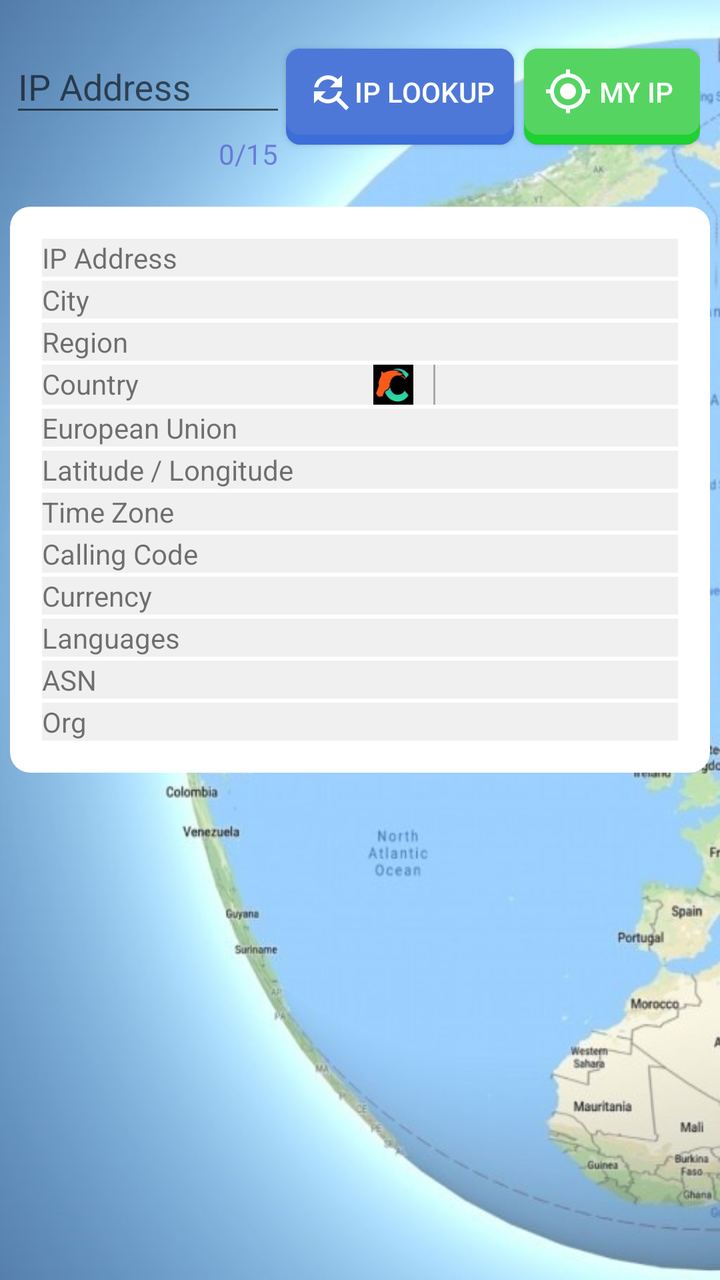
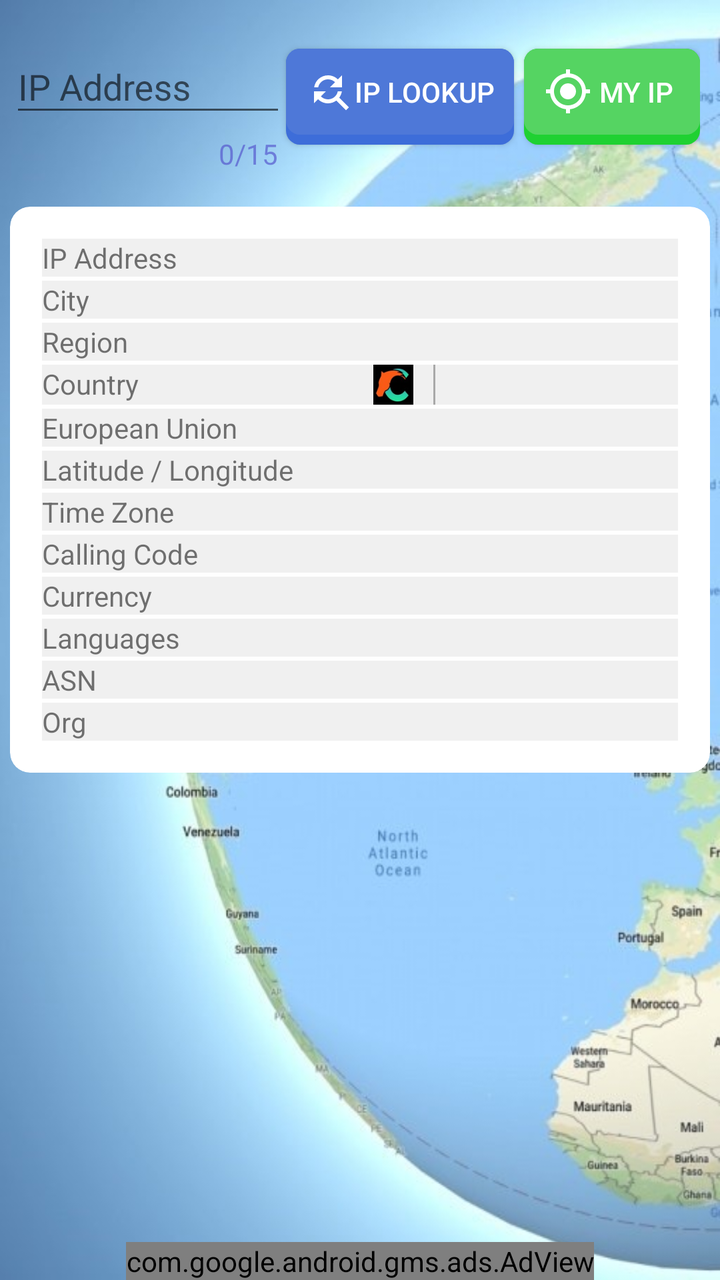

Screens rendered from an Android XML layout before and after an edit, with the pre-edit source and the edit as a unified diff.
<!-- AndroidManifest.xml: application theme Theme.AppCompat.Light.DarkActionBar -->
<!-- res/layout/activity_main.xml -->
<?xml version="1.0" encoding="utf-8"?>
<RelativeLayout xmlns:android="http://schemas.android.com/apk/res/android"
    xmlns:app="http://schemas.android.com/apk/res-auto"
    xmlns:tools="http://schemas.android.com/tools"
    android:layout_width="match_parent"
    android:layout_height="match_parent"
    android:background="@drawable/globe"
    tools:context=".MainActivity">
    <androidx.cardview.widget.CardView
        android:id="@+id/CardView1"
        android:layout_width="match_parent"
        android:layout_height="wrap_content"
        app:cardBackgroundColor="#0000ffff"
        app:cardCornerRadius="10dp"
        app:cardElevation="0dp"
        app:cardUseCompatPadding="true">
        <TableLayout
            android:layout_width="match_parent"
            android:layout_height="match_parent"
            android:layout_marginTop="5dp"
            android:layout_marginBottom="5dp"
            android:layout_marginEnd="5dp"
            >

            <TableRow
                android:gravity="start">
                <com.google.android.material.textfield.TextInputLayout
                    android:layout_width="match_parent"
                    android:layout_height="wrap_content"
                    app:counterEnabled="true"
                    app:counterMaxLength="15"
                    android:layout_column="0"
                    android:layout_weight="1"
                    app:counterTextAppearance="@style/counterText"
                    app:counterOverflowTextAppearance="@style/counterOverride">
                    <EditText
                        android:layout_width="wrap_content"
                        android:layout_height="wrap_content"
                        android:layout_centerHorizontal="true"
                        android:layout_centerVertical="true"
                        android:ems="10"
                        android:id="@+id/_ip"
                        android:hint="@string/ip" />
                </com.google.android.material.textfield.TextInputLayout>
                <Button
                    android:background="@drawable/blue_button"
                    android:textColor="#ffff"
                    android:drawableStart="@drawable/ic_baseline_find_replace_24"
                    android:id="@+id/ip_lookup"
                    android:text="@string/ip_lookup"/>
                <Button
                    android:background="@drawable/green_button"
                    android:textColor="#ffff"
                    android:drawableStart="@drawable/ic_baseline_my_location_24"
                    android:layout_marginStart="5dp"
                    android:id="@+id/my_ip"
                    android:text="@string/my_ip"/>

            </TableRow>
            <TableRow
                android:gravity="end"
                android:visibility="gone"
                android:id="@+id/map_tab">
                <Button
                    android:background="@drawable/red_button"
                    android:textColor="#ffff"
                    android:drawableStart="@drawable/ic_baseline_map_24"
                    android:layout_column="0"
                    android:layout_width="match_parent"
                    android:id="@+id/map"
                    android:text="@string/map"/>
            </TableRow>
        </TableLayout>
    </androidx.cardview.widget.CardView>
    <androidx.constraintlayout.widget.ConstraintLayout
        android:layout_below="@+id/CardView1"
        android:id="@+id/constraintLayout"
        android:layout_width="match_parent"
        android:layout_height="match_parent"
        android:layout_marginBottom="150dp">
        <ScrollView
            android:layout_width="match_parent"
            android:layout_height="match_parent">
            <androidx.cardview.widget.CardView
                android:layout_width="match_parent"
                android:layout_height="wrap_content"
                app:cardBackgroundColor="#fff"
                app:cardCornerRadius="10dp"
                app:cardElevation="0dp"
                app:cardUseCompatPadding="true">
                <TableLayout
                    android:layout_width="match_parent"
                    android:layout_height="match_parent"
                    android:layout_margin="15dp">
                    <TableRow
                        android:id="@+id/reason_tab"
                        android:visibility="gone"
                        android:background="#f0f0f0"
                        android:layout_margin="1dp"
                        >

                        <TextView
                            android:layout_width="wrap_content"
                            android:layout_height="wrap_content"
                            android:layout_column="0"
                            />

                        <TextView
                            android:textSize="16dp"
                            android:textColor="@color/Red"
                            android:id="@+id/reason"
                            android:layout_width="0dp"
                            android:layout_height="wrap_content"
                            android:layout_column="2"
                            android:layout_weight="1" />
                    </TableRow>
                    <TableRow
                        android:id="@+id/ip_tab"
                        android:background="#f0f0f0"
                        android:layout_margin="1dp"
                        >
                        <TextView
                            android:layout_width="wrap_content"
                            android:layout_height="wrap_content"
                            android:layout_column="0"
                            android:text="@string/ip" />
                        <TextView
                            android:layout_width="40dp"
                            android:layout_height="wrap_content"
                            android:layout_column="1"
                            />
                        <TextView
                            android:id="@+id/ip"
                            android:layout_width="0dp"
                            android:layout_height="wrap_content"
                            android:layout_column="2"
                            android:layout_weight="1" />
                    </TableRow>
                    <TableRow
                        android:id="@+id/city_tab"
                        android:background="#f0f0f0"
                        android:layout_margin="1dp">

                        <TextView
                            android:layout_width="wrap_content"
                            android:layout_height="wrap_content"
                            android:layout_column="0"
                            android:text="@string/city" />

                        <TextView
                            android:id="@+id/city"
                            android:layout_width="0dp"
                            android:layout_height="wrap_content"
                            android:layout_column="2"
                            android:layout_weight="1" />
                    </TableRow>
                    <TableRow
                        android:id="@+id/region_tab"
                        android:background="#f0f0f0"
                        android:layout_margin="1dp">

                        <TextView
                            android:layout_width="wrap_content"
                            android:layout_height="wrap_content"
                            android:layout_column="0"
                            android:text="@string/region" />

                        <TextView
                            android:id="@+id/region"
                            android:layout_width="0dp"
                            android:layout_height="wrap_content"
                            android:layout_column="2"
                            android:layout_weight="1" />
                    </TableRow>
                    <TableRow
                        android:id="@+id/country_tab"
                        android:background="#f0f0f0"
                        android:layout_margin="1dp">

                        <TextView
                            android:layout_width="wrap_content"
                            android:layout_height="wrap_content"
                            android:layout_column="0"
                            android:text="@string/country" />
                        <TextView
                            android:layout_width="40dp"
                            android:layout_height="wrap_content"
                            android:layout_column="1"
                            />
                        <LinearLayout
                            android:layout_width="0dp"
                            android:layout_height="wrap_content"
                            android:layout_column="2"
                            android:layout_weight="1"
                            android:gravity="start"
                            android:orientation="horizontal">
                            <ImageView
                                android:id="@+id/country_flag"
                                android:layout_width="20dp"
                                android:layout_height="20dp"
                                android:scaleType="centerCrop"
                                android:src="@drawable/icon_72x72" />
                            <TextView
                                android:layout_marginStart="5dp"
                                android:id="@+id/country"
                                android:layout_width="wrap_content"
                                android:layout_height="wrap_content" />

                            <View
                                android:layout_width="1dp"
                                android:layout_height="match_parent"
                                android:layout_marginStart="5dp"
                                android:layout_marginEnd="5dp"
                                android:background="#A9A9A9" />

                            <TextView
                                android:id="@+id/country_name"
                                android:layout_width="wrap_content"
                                android:layout_height="wrap_content" />
                        </LinearLayout>
                    </TableRow>
                    <TableRow
                        android:id="@+id/in_eu_tab"
                        android:background="#f0f0f0"
                        android:layout_margin="1dp">

                        <TextView
                            android:layout_width="wrap_content"
                            android:layout_height="wrap_content"
                            android:layout_column="0"
                            android:text="@string/in_eu" />

                        <TextView
                            android:id="@+id/in_eu"
                            android:layout_width="0dp"
                            android:layout_height="wrap_content"
                            android:layout_column="2"
                            android:layout_weight="1" />
                    </TableRow>
                    <TableRow
                        android:id="@+id/position_tab"
                        android:background="#f0f0f0"
                        android:layout_margin="1dp"
                        >

                        <TextView
                            android:layout_column="0"
                            android:layout_width="wrap_content"
                            android:layout_height="wrap_content"
                            android:text="@string/position" />

                        <TextView
                            android:layout_column="2"
                            android:id="@+id/latitude"
                            android:layout_width="0dp"
                            android:layout_height="wrap_content"
                            android:layout_weight="1" />
                    </TableRow>
                    <TableRow
                        android:id="@+id/longitude_tab"
                        android:visibility="gone"
                        android:background="#f0f0f0"
                        android:layout_margin="1dp">

                        <TextView
                            android:layout_column="0"
                            android:layout_width="wrap_content"
                            android:layout_height="wrap_content"
                            android:text="@string/longitude" />

                        <TextView
                            android:layout_column="2"
                            android:id="@+id/longitude"
                            android:layout_width="0dp"
                            android:layout_height="wrap_content"
                            android:layout_weight="1" />
                    </TableRow>
                    <TableRow
                        android:id="@+id/timezone_tab"
                        android:background="#f0f0f0"
                        android:layout_margin="1dp"
                        >

                        <TextView
                            android:layout_column="0"
                            android:layout_width="wrap_content"
                            android:layout_height="wrap_content"
                            android:text="@string/timezone" />

                        <TextView
                            android:layout_column="2"
                            android:id="@+id/timezone"
                            android:layout_width="0dp"
                            android:layout_height="wrap_content"
                            android:layout_weight="1" />
                    </TableRow>
                    <TableRow
                        android:id="@+id/country_calling_code_tab"
                        android:background="#f0f0f0"
                        android:layout_margin="1dp">

                        <TextView
                            android:layout_width="wrap_content"
                            android:layout_height="wrap_content"
                            android:layout_column="0"
                            android:text="@string/country_calling_code" />

                        <TextView
                            android:id="@+id/country_calling_code"
                            android:layout_width="0dp"
                            android:layout_height="wrap_content"
                            android:layout_column="2"
                            android:layout_weight="1" />
                    </TableRow>
                    <TableRow
                        android:id="@+id/currency_tab"
                        android:background="#f0f0f0"
                        android:layout_margin="1dp">

                        <TextView
                            android:layout_width="wrap_content"
                            android:layout_height="wrap_content"
                            android:layout_column="0"
                            android:text="@string/currency" />

                        <TextView
                            android:id="@+id/currency"
                            android:layout_width="0dp"
                            android:layout_height="wrap_content"
                            android:layout_column="2"
                            android:layout_weight="1" />
                    </TableRow>
                    <TableRow
                        android:id="@+id/languages_tab"
                        android:background="#f0f0f0"
                        android:layout_margin="1dp">

                        <TextView
                            android:layout_width="wrap_content"
                            android:layout_height="wrap_content"
                            android:layout_column="0"
                            android:text="@string/languages" />

                        <TextView
                            android:id="@+id/languages"
                            android:layout_width="0dp"
                            android:layout_height="wrap_content"
                            android:layout_column="2"
                            android:layout_weight="1" />
                    </TableRow>
                    <TableRow
                        android:id="@+id/asn_tab"
                        android:background="#f0f0f0"
                        android:layout_margin="1dp">

                        <TextView
                            android:layout_width="wrap_content"
                            android:layout_height="wrap_content"
                            android:layout_column="0"
                            android:text="@string/asn" />

                        <TextView
                            android:id="@+id/asn"
                            android:layout_width="0dp"
                            android:layout_height="wrap_content"
                            android:layout_column="2"
                            android:layout_weight="1" />
                    </TableRow>
                    <TableRow
                        android:id="@+id/org_tab"
                        android:background="#f0f0f0"
                        android:layout_margin="1dp">

                        <TextView
                            android:layout_width="wrap_content"
                            android:layout_height="wrap_content"
                            android:layout_column="0"
                            android:text="@string/org" />

                        <TextView
                            android:id="@+id/org"
                            android:layout_width="0dp"
                            android:layout_height="wrap_content"
                            android:layout_column="2"
                            android:layout_weight="1" />
                    </TableRow>
                    <LinearLayout
                        android:id="@+id/region_code_tab"
                        android:layout_width="wrap_content"
                        android:layout_height="wrap_content"
                        android:layout_gravity="start"
                        android:orientation="horizontal"
                        android:visibility="gone">

                        <TextView
                            android:layout_width="wrap_content"
                            android:layout_height="wrap_content"
                            android:text="@string/region_code" />

                        <TextView
                            android:id="@+id/region_code"
                            android:layout_width="0dp"
                            android:layout_height="wrap_content"
                            android:layout_weight="1" />
                    </LinearLayout>
                    <LinearLayout
                        android:id="@+id/country_code_tab"
                        android:layout_width="wrap_content"
                        android:layout_height="wrap_content"
                        android:layout_gravity="start"
                        android:orientation="horizontal"
                        android:visibility="gone">

                        <TextView
                            android:layout_width="wrap_content"
                            android:layout_height="wrap_content"
                            android:text="@string/country_code" />

                        <TextView
                            android:id="@+id/country_code"
                            android:layout_width="0dp"
                            android:layout_height="wrap_content"
                            android:layout_weight="1" />
                    </LinearLayout>
                    <LinearLayout
                        android:id="@+id/country_code_iso3_tab"
                        android:layout_width="wrap_content"
                        android:layout_height="wrap_content"
                        android:layout_gravity="start"
                        android:orientation="horizontal"
                        android:visibility="gone">

                        <TextView
                            android:layout_width="wrap_content"
                            android:layout_height="wrap_content"
                            android:text="@string/country_code_iso3" />

                        <TextView
                            android:id="@+id/country_code_iso3"
                            android:layout_width="0dp"
                            android:layout_height="wrap_content"
                            android:layout_weight="1" />
                    </LinearLayout>
                    <LinearLayout
                        android:id="@+id/country_name_tab"
                        android:layout_width="wrap_content"
                        android:layout_height="wrap_content"
                        android:layout_gravity="start"
                        android:orientation="horizontal"
                        android:visibility="gone">

                        <TextView
                            android:layout_width="wrap_content"
                            android:layout_height="wrap_content"
                            android:text="@string/country_name" />

                    </LinearLayout>
                    <LinearLayout
                        android:id="@+id/country_capital_tab"
                        android:layout_width="wrap_content"
                        android:layout_height="wrap_content"
                        android:layout_gravity="start"
                        android:orientation="horizontal"
                        android:visibility="gone">

                        <TextView
                            android:layout_width="wrap_content"
                            android:layout_height="wrap_content"
                            android:text="@string/country_capital" />

                        <TextView
                            android:id="@+id/country_capital"
                            android:layout_width="0dp"
                            android:layout_height="wrap_content"
                            android:layout_weight="1" />
                    </LinearLayout>
                    <LinearLayout
                        android:id="@+id/country_tld_tab"
                        android:layout_width="wrap_content"
                        android:layout_height="wrap_content"
                        android:layout_gravity="start"
                        android:orientation="horizontal"
                        android:visibility="gone">

                        <TextView
                            android:layout_width="wrap_content"
                            android:layout_height="wrap_content"
                            android:text="@string/country_tld" />

                        <TextView
                            android:id="@+id/country_tld"
                            android:layout_width="0dp"
                            android:layout_height="wrap_content"
                            android:layout_weight="1" />
                    </LinearLayout>
                    <LinearLayout
                        android:id="@+id/country_area_tab"
                        android:layout_width="wrap_content"
                        android:layout_height="wrap_content"
                        android:layout_gravity="start"
                        android:orientation="horizontal"
                        android:visibility="gone">

                        <TextView
                            android:layout_width="wrap_content"
                            android:layout_height="wrap_content"
                            android:text="@string/country_area" />

                        <TextView
                            android:id="@+id/country_area"
                            android:layout_width="0dp"
                            android:layout_height="wrap_content"
                            android:layout_weight="1" />
                    </LinearLayout>
                    <LinearLayout
                        android:id="@+id/country_population_tab"
                        android:layout_width="wrap_content"
                        android:layout_height="wrap_content"
                        android:layout_gravity="start"
                        android:orientation="horizontal"
                        android:visibility="gone">

                        <TextView
                            android:layout_width="wrap_content"
                            android:layout_height="wrap_content"
                            android:text="@string/country_population" />

                        <TextView
                            android:id="@+id/country_population"
                            android:layout_width="0dp"
                            android:layout_height="wrap_content"
                            android:layout_weight="1" />
                    </LinearLayout>
                    <LinearLayout
                        android:id="@+id/continent_code_tab"
                        android:layout_width="wrap_content"
                        android:layout_height="wrap_content"
                        android:layout_gravity="start"
                        android:orientation="horizontal"
                        android:visibility="gone">

                        <TextView
                            android:layout_width="wrap_content"
                            android:layout_height="wrap_content"
                            android:text="@string/continent_code" />

                        <TextView
                            android:id="@+id/continent_code"
                            android:layout_width="0dp"
                            android:layout_height="wrap_content"
                            android:layout_weight="1" />
                    </LinearLayout>
                    <LinearLayout
                        android:id="@+id/postal_tab"
                        android:layout_width="wrap_content"
                        android:layout_height="wrap_content"
                        android:layout_gravity="start"
                        android:orientation="horizontal"
                        android:visibility="gone">

                        <TextView
                            android:layout_width="wrap_content"
                            android:layout_height="wrap_content"
                            android:text="@string/postal" />

                        <TextView
                            android:id="@+id/postal"
                            android:layout_width="0dp"
                            android:layout_height="wrap_content"
                            android:layout_weight="1" />
                    </LinearLayout>
                    <LinearLayout
                        android:id="@+id/latlong_tab"
                        android:layout_width="wrap_content"
                        android:layout_height="wrap_content"
                        android:layout_gravity="start"
                        android:orientation="horizontal"
                        android:visibility="gone">

                        <TextView
                            android:layout_width="wrap_content"
                            android:layout_height="wrap_content"
                            android:text="@string/latlong" />

                        <TextView
                            android:id="@+id/latlong"
                            android:layout_width="0dp"
                            android:layout_height="wrap_content"
                            android:layout_weight="1" />
                    </LinearLayout>
                    <LinearLayout
                        android:id="@+id/utc_offset_tab"
                        android:layout_width="wrap_content"
                        android:layout_height="wrap_content"
                        android:layout_gravity="start"
                        android:orientation="horizontal"
                        android:visibility="gone">

                        <TextView
                            android:layout_width="wrap_content"
                            android:layout_height="wrap_content"
                            android:text="@string/utc_offset" />

                        <TextView
                            android:id="@+id/utc_offset"
                            android:layout_width="0dp"
                            android:layout_height="wrap_content"
                            android:layout_weight="1" />
                    </LinearLayout>
                    <LinearLayout
                        android:id="@+id/currency_name_tab"
                        android:layout_width="wrap_content"
                        android:layout_height="wrap_content"
                        android:layout_gravity="start"
                        android:orientation="horizontal"
                        android:visibility="gone">

                        <TextView
                            android:layout_width="wrap_content"
                            android:layout_height="wrap_content"
                            android:text="@string/currency_name" />

                        <TextView
                            android:id="@+id/currency_name"
                            android:layout_width="0dp"
                            android:layout_height="wrap_content"
                            android:layout_weight="1" />
                    </LinearLayout>
                </TableLayout>
            </androidx.cardview.widget.CardView>




        </ScrollView>
    </androidx.constraintlayout.widget.ConstraintLayout>



</RelativeLayout>
<!-- resources referenced by this layout -->
<resources>
  <color name="Red">#FF0000</color>
  <!-- drawable ic_baseline_find_replace_24 (drawable) -->
  <vector xmlns:android="http://schemas.android.com/apk/res/android"
      android:width="24dp"
      android:height="24dp"
      android:viewportWidth="24"
      android:viewportHeight="24">
    <path
        android:fillColor="@android:color/white"
        android:pathData="M11,6c1.38,0 2.63,0.56 3.54,1.46L12,10h6L18,4l-2.05,2.05C14.68,4.78 12.93,4 11,4c-3.53,0 -6.43,2.61 -6.92,6L6.1,10c0.46,-2.28 2.48,-4 4.9,-4zM16.64,15.14c0.66,-0.9 1.12,-1.97 1.28,-3.14L15.9,12c-0.46,2.28 -2.48,4 -4.9,4 -1.38,0 -2.63,-0.56 -3.54,-1.46L10,12L4,12v6l2.05,-2.05C7.32,17.22 9.07,18 11,18c1.55,0 2.98,-0.51 4.14,-1.36L20,21.49 21.49,20l-4.85,-4.86z"/>
  </vector>
  <!-- drawable ic_baseline_map_24 (drawable) -->
  <vector xmlns:android="http://schemas.android.com/apk/res/android"
      android:width="24dp"
      android:height="24dp"
      android:viewportWidth="24"
      android:viewportHeight="24">
    <path
        android:fillColor="@android:color/white"
        android:pathData="M20.5,3l-0.16,0.03L15,5.1 9,3 3.36,4.9c-0.21,0.07 -0.36,0.25 -0.36,0.48V20.5c0,0.28 0.22,0.5 0.5,0.5l0.16,-0.03L9,18.9l6,2.1 5.64,-1.9c0.21,-0.07 0.36,-0.25 0.36,-0.48V3.5c0,-0.28 -0.22,-0.5 -0.5,-0.5zM15,19l-6,-2.11V5l6,2.11V19z"/>
  </vector>
  <!-- drawable ic_baseline_my_location_24 (drawable) -->
  <vector xmlns:android="http://schemas.android.com/apk/res/android"
      android:width="24dp"
      android:height="24dp"
      android:viewportWidth="24"
      android:viewportHeight="24">
    <path
        android:fillColor="@android:color/white"
        android:pathData="M12,8c-2.21,0 -4,1.79 -4,4s1.79,4 4,4 4,-1.79 4,-4 -1.79,-4 -4,-4zM20.94,11c-0.46,-4.17 -3.77,-7.48 -7.94,-7.94L13,1h-2v2.06C6.83,3.52 3.52,6.83 3.06,11L1,11v2h2.06c0.46,4.17 3.77,7.48 7.94,7.94L11,23h2v-2.06c4.17,-0.46 7.48,-3.77 7.94,-7.94L23,13v-2h-2.06zM12,19c-3.87,0 -7,-3.13 -7,-7s3.13,-7 7,-7 7,3.13 7,7 -3.13,7 -7,7z"/>
  </vector>
  <string name="asn">ASN</string>
  <string name="city">City</string>
  <string name="continent_code">continent_code</string>
  <string name="country">Country</string>
  <string name="country_area">country_area</string>
  <string name="country_calling_code">Calling Code</string>
  <string name="country_capital">country_capital</string>
  <string name="country_code">country_code</string>
  <string name="country_code_iso3">country_code_iso3</string>
  <string name="country_name">country_name</string>
  <string name="country_population">country_population</string>
  <string name="country_tld">country_tld</string>
  <string name="currency">Currency</string>
  <string name="currency_name">currency_name</string>
  <string name="in_eu">European Union</string>
  <string name="ip">IP Address</string>
  <string name="ip_lookup">IP Lookup</string>
  <string name="languages">Languages</string>
  <string name="latlong">latlong</string>
  <string name="longitude">Longitude</string>
  <string name="map">Map</string>
  <string name="my_ip">My IP</string>
  <string name="org">Org</string>
  <string name="position">Latitude / Longitude</string>
  <string name="postal">postal</string>
  <string name="region">Region</string>
  <string name="region_code">region_code</string>
  <string name="timezone">Time Zone</string>
  <string name="utc_offset">utc_offset</string>
  <style name="counterOverride">
          <item name="android:textColor">#ff0000</item>
      </style>
  <style name="counterText">
          <item name="android:textColor">#aa5353cc</item>
      </style>
  <!-- unchanged entries left out for length: 5 -->
</resources>

<!-- the commit's change to res/layout/activity_main.xml (unified diff, before → after) -->
@@ -634,7 +634,14 @@
 
         </ScrollView>
     </androidx.constraintlayout.widget.ConstraintLayout>
-
-
-
+    <com.google.android.gms.ads.AdView
+        xmlns:ads="http://schemas.android.com/apk/res-auto"
+        android:id="@+id/adView"
+        android:layout_width="wrap_content"
+        android:layout_height="wrap_content"
+        android:layout_centerHorizontal="true"
+        android:layout_alignParentBottom="true"
+        ads:adSize="BANNER"
+        ads:adUnitId="ca-app-pub-3940256099942544/6300978111">
+    </com.google.android.gms.ads.AdView>
 </RelativeLayout>
